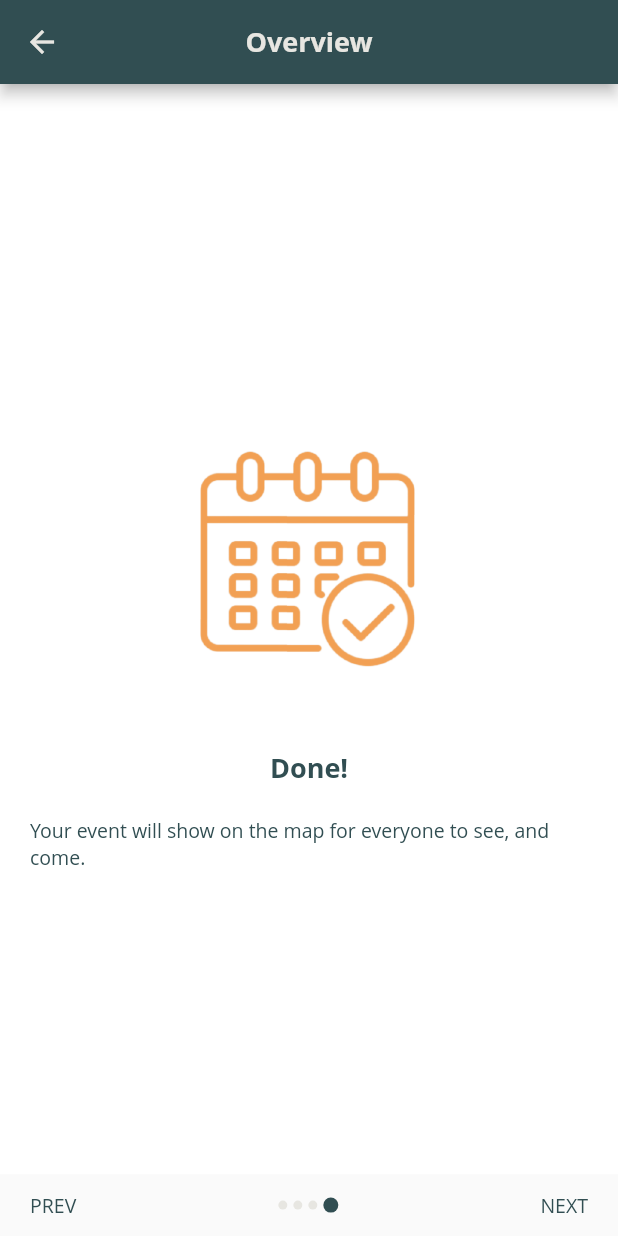
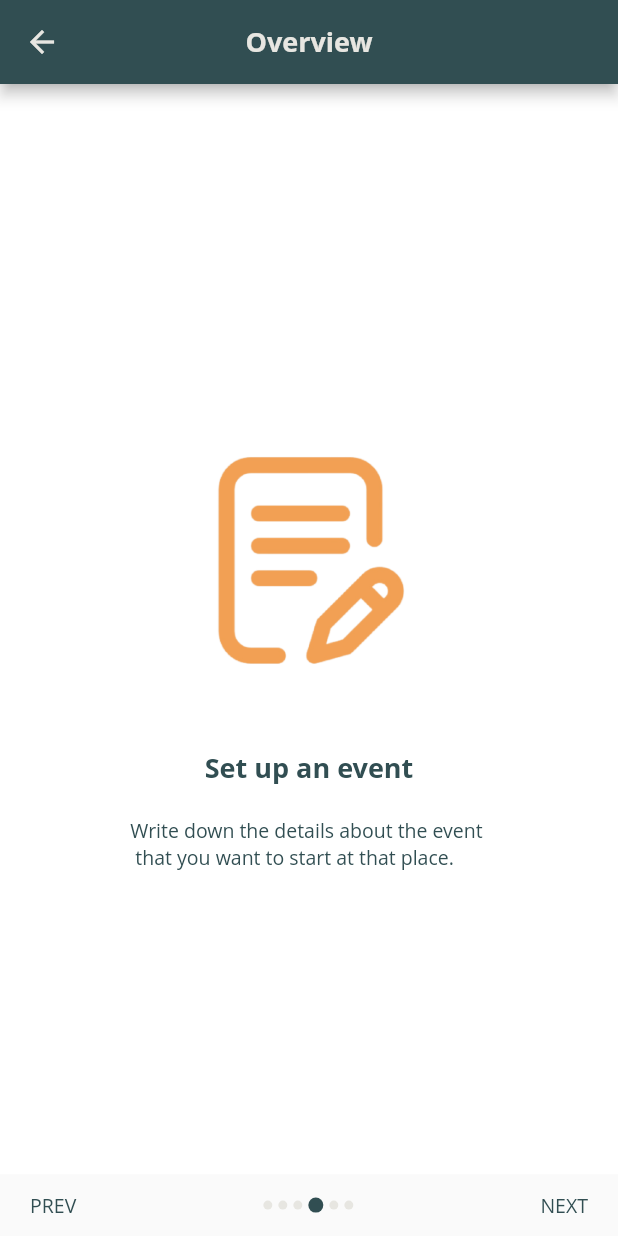
Before and after one commit to toonwwk/Just-Be-There, a Flutter app: the OverviewScreen screen opened directly, swiped to page 4, on a phone screen of 412 x 824 dp. Run offline on Flutter 3.47's test engine with Material 2 defaults, Android fonts, the phone set to English and light mode, and no system bars; our stand-ins replace cloud_firestore, firebase_auth, firebase_core, firebase_storage, google_maps_flutter, mask_text_input_formatter and 2 more; missing offline and left inert: flutter_absolute_path, multi_image_picker; accounts and stored records are empty.

Commit message:
Update slide

```diff
--- a/lib/Overview/slide.dart
+++ b/lib/Overview/slide.dart
@@ -31,30 +31,45 @@ List<Slide> getSlide(){
   List<Slide> slides = [];
   Slide slide = new Slide();
 
+  slide.setImage("assets/Overview.png");
+  slide.setTitle("Overview");
+  slide.setDetail("Just Be There is an app that allows you to set up a custom event on a location of your own choosing, \n"
+      "and it will show your event on the map after the admin approves it.");
+  slides.add(slide);
+
+  slide = new Slide();
+
+  slide.setImage("assets/Search.png");
+  slide.setTitle("Search attractions");
+  slide.setDetail("This app also allows you to search for \n attractions in the area on the map.");
+  slides.add(slide);
+
+  slide = new Slide();
+
   slide.setImage("assets/map2orange.png");
   slide.setTitle("Choose the place");
-  slide.setDetail("Pick the place on the map where you want to start your event.");
+  slide.setDetail("Pick the place on the map where you \n want to start your event.");
   slides.add(slide);
 
   slide = new Slide();
 
   slide.setImage("assets/noteOrange.png");
   slide.setTitle("Set up an event");
-  slide.setDetail("Write down the details about the event that you want to start at that place.");
+  slide.setDetail("Write down the details about the event \n that you want to start at that place.");
   slides.add(slide);
 
   slide = new Slide();
 
   slide.setImage("assets/adminOrange.png");
   slide.setTitle("Wait for confirmation");
-  slide.setDetail("The app will send the event details to the admin for confirmation.");
+  slide.setDetail("The app will send the event details to \n the admin for confirmation.");
   slides.add(slide);
 
   slide = new Slide();
 
   slide.setImage("assets/eventOrange.png");
   slide.setTitle("Done!");
-  slide.setDetail("Your event will show on the map for everyone to see, and come.");
+  slide.setDetail("Your event will show on the map \n for everyone to see, and come.");
   slides.add(slide);
 
   slide = new Slide();
--- a/pubspec.yaml
+++ b/pubspec.yaml
@@ -66,3 +66,5 @@ flutter:
     - assets/adminOrange.png
     - assets/eventOrange.png
     - assets/noteOrange.png
+    - assets/Overview.png
+    - assets/Search.png
```
Also changed, not shown: assets/Overview.png (added), assets/Search.png (added).
